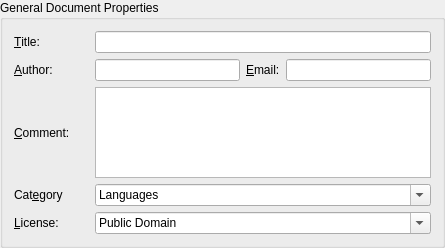
KDE/parley, file src/settings/TitlePageForm.ui: the form before one commit.
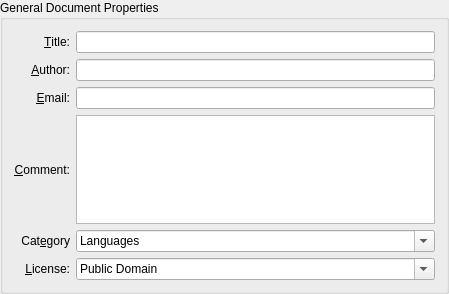
The form after the commit.

Commit message: fix layout of dialog page and make labels usability conform - right aligned

```diff
--- a/src/settings/TitlePageForm.ui
+++ b/src/settings/TitlePageForm.ui
@@ -5,8 +5,8 @@
    <rect>
     <x>0</x>
     <y>0</y>
-    <width>445</width>
-    <height>248</height>
+    <width>449</width>
+    <height>294</height>
    </rect>
   </property>
   <property name="minimumSize" >
@@ -34,7 +34,7 @@
       <item row="0" column="0" >
        <widget class="QLabel" name="label_title" >
         <property name="sizePolicy" >
-         <sizepolicy vsizetype="MinimumExpanding" hsizetype="MinimumExpanding" >
+         <sizepolicy vsizetype="MinimumExpanding" hsizetype="Minimum" >
           <horstretch>0</horstretch>
           <verstretch>0</verstretch>
          </sizepolicy>
@@ -42,85 +42,41 @@
         <property name="text" >
          <string>&amp;Title:</string>
         </property>
+        <property name="alignment" >
+         <set>Qt::AlignRight|Qt::AlignTrailing|Qt::AlignVCenter</set>
+        </property>
         <property name="buddy" >
          <cstring>titleLineEdit</cstring>
         </property>
        </widget>
       </item>
-      <item row="0" column="1" >
-       <widget class="QLineEdit" name="titleLineEdit" >
-        <property name="sizePolicy" >
-         <sizepolicy vsizetype="Fixed" hsizetype="Expanding" >
-          <horstretch>0</horstretch>
-          <verstretch>0</verstretch>
-         </sizepolicy>
-        </property>
-        <property name="toolTip" >
-         <string>A title for your document.</string>
-        </property>
-       </widget>
-      </item>
-      <item row="1" column="0" >
-       <widget class="QLabel" name="label_author" >
-        <property name="text" >
-         <string>&amp;Author:</string>
-        </property>
-        <property name="buddy" >
-         <cstring>authorLineEdit</cstring>
-        </property>
-       </widget>
-      </item>
-      <item row="1" column="1" >
-       <layout class="QHBoxLayout" name="horizontalLayout" >
-        <item>
-         <widget class="QLineEdit" name="authorLineEdit" >
-          <property name="sizePolicy" >
-           <sizepolicy vsizetype="Fixed" hsizetype="Expanding" >
-            <horstretch>0</horstretch>
-            <verstretch>0</verstretch>
-           </sizepolicy>
-          </property>
-          <property name="toolTip" >
-           <string>A title for your document.</string>
-          </property>
-         </widget>
-        </item>
-        <item>
-         <widget class="QLabel" name="label_author_2" >
-          <property name="text" >
-           <string>&amp;Email:</string>
-          </property>
-          <property name="buddy" >
-           <cstring>contactLineEdit</cstring>
-          </property>
-         </widget>
-        </item>
-        <item>
-         <widget class="QLineEdit" name="contactLineEdit" >
-          <property name="sizePolicy" >
-           <sizepolicy vsizetype="Fixed" hsizetype="Expanding" >
-            <horstretch>0</horstretch>
-            <verstretch>0</verstretch>
-           </sizepolicy>
-          </property>
-          <property name="toolTip" >
-           <string>A way to contact you (email or a webpage).</string>
-          </property>
-         </widget>
-        </item>
-       </layout>
-      </item>
-      <item row="2" column="0" >
+      <item row="4" column="0" >
        <widget class="QLabel" name="label_remark" >
         <property name="text" >
          <string>&amp;Comment:</string>
         </property>
+        <property name="alignment" >
+         <set>Qt::AlignRight|Qt::AlignTrailing|Qt::AlignVCenter</set>
+        </property>
         <property name="buddy" >
          <cstring>commentTextEdit</cstring>
         </property>
        </widget>
       </item>
-      <item row="2" column="1" >
+      <item row="6" column="0" >
+       <widget class="QLabel" name="label_license" >
+        <property name="text" >
+         <string>&amp;License:</string>
+        </property>
+        <property name="alignment" >
+         <set>Qt::AlignRight|Qt::AlignTrailing|Qt::AlignVCenter</set>
+        </property>
+        <property name="buddy" >
+         <cstring>licenseComboBox</cstring>
+        </property>
+       </widget>
+      </item>
+      <item row="4" column="1" >
        <widget class="QTextEdit" name="commentTextEdit" >
         <property name="sizePolicy" >
          <sizepolicy vsizetype="Preferred" hsizetype="Preferred" >
@@ -139,17 +95,20 @@
         </property>
        </widget>
       </item>
-      <item row="3" column="0" >
+      <item row="5" column="0" >
        <widget class="QLabel" name="label" >
         <property name="text" >
          <string>Cat&amp;egory</string>
         </property>
+        <property name="alignment" >
+         <set>Qt::AlignRight|Qt::AlignTrailing|Qt::AlignVCenter</set>
+        </property>
         <property name="buddy" >
          <cstring>categoryComboBox</cstring>
         </property>
        </widget>
       </item>
-      <item row="3" column="1" >
+      <item row="5" column="1" >
        <widget class="QComboBox" name="categoryComboBox" >
         <property name="toolTip" >
          <string>A general category into which your document belongs.</string>
@@ -189,17 +148,7 @@
         </item>
        </widget>
       </item>
-      <item row="4" column="0" >
-       <widget class="QLabel" name="label_license" >
-        <property name="text" >
-         <string>&amp;License:</string>
-        </property>
-        <property name="buddy" >
-         <cstring>licenseComboBox</cstring>
-        </property>
-       </widget>
-      </item>
-      <item row="4" column="1" >
+      <item row="6" column="1" >
        <widget class="QComboBox" name="licenseComboBox" >
         <property name="toolTip" >
          <string>The license under which your document will be.
@@ -220,6 +169,71 @@
         </item>
        </widget>
       </item>
+      <item row="0" column="1" >
+       <widget class="QLineEdit" name="titleLineEdit" >
+        <property name="sizePolicy" >
+         <sizepolicy vsizetype="Fixed" hsizetype="Expanding" >
+          <horstretch>0</horstretch>
+          <verstretch>0</verstretch>
+         </sizepolicy>
+        </property>
+        <property name="toolTip" >
+         <string>A title for your document.</string>
+        </property>
+       </widget>
+      </item>
+      <item row="1" column="0" >
+       <widget class="QLabel" name="label_author" >
+        <property name="text" >
+         <string>&amp;Author:</string>
+        </property>
+        <property name="alignment" >
+         <set>Qt::AlignRight|Qt::AlignTrailing|Qt::AlignVCenter</set>
+        </property>
+        <property name="buddy" >
+         <cstring>authorLineEdit</cstring>
+        </property>
+       </widget>
+      </item>
+      <item row="3" column="0" >
+       <widget class="QLabel" name="label_author_2" >
+        <property name="text" >
+         <string>&amp;Email:</string>
+        </property>
+        <property name="alignment" >
+         <set>Qt::AlignRight|Qt::AlignTrailing|Qt::AlignVCenter</set>
+        </property>
+        <property name="buddy" >
+         <cstring>contactLineEdit</cstring>
+        </property>
+       </widget>
+      </item>
+      <item row="3" column="1" >
+       <widget class="QLineEdit" name="contactLineEdit" >
+        <property name="sizePolicy" >
+         <sizepolicy vsizetype="Fixed" hsizetype="Expanding" >
+          <horstretch>0</horstretch>
+          <verstretch>0</verstretch>
+         </sizepolicy>
+        </property>
+        <property name="toolTip" >
+         <string>A way to contact you (email or a webpage).</string>
+        </property>
+       </widget>
+      </item>
+      <item row="1" column="1" >
+       <widget class="QLineEdit" name="authorLineEdit" >
+        <property name="sizePolicy" >
+         <sizepolicy vsizetype="Fixed" hsizetype="Expanding" >
+          <horstretch>0</horstretch>
+          <verstretch>0</verstretch>
+         </sizepolicy>
+        </property>
+        <property name="toolTip" >
+         <string>A title for your document.</string>
+        </property>
+       </widget>
+      </item>
      </layout>
      <zorder>label_title</zorder>
      <zorder>label_author</zorder>
```
Left out of the diff: 8 changed lines with no effect on the pictures.
